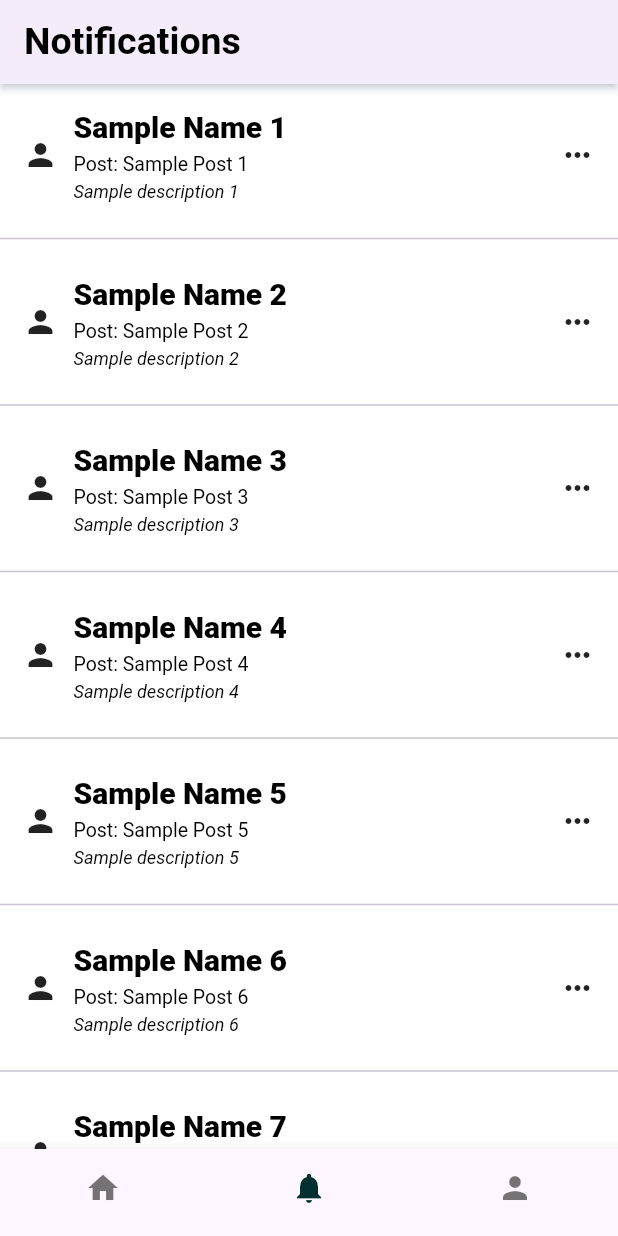
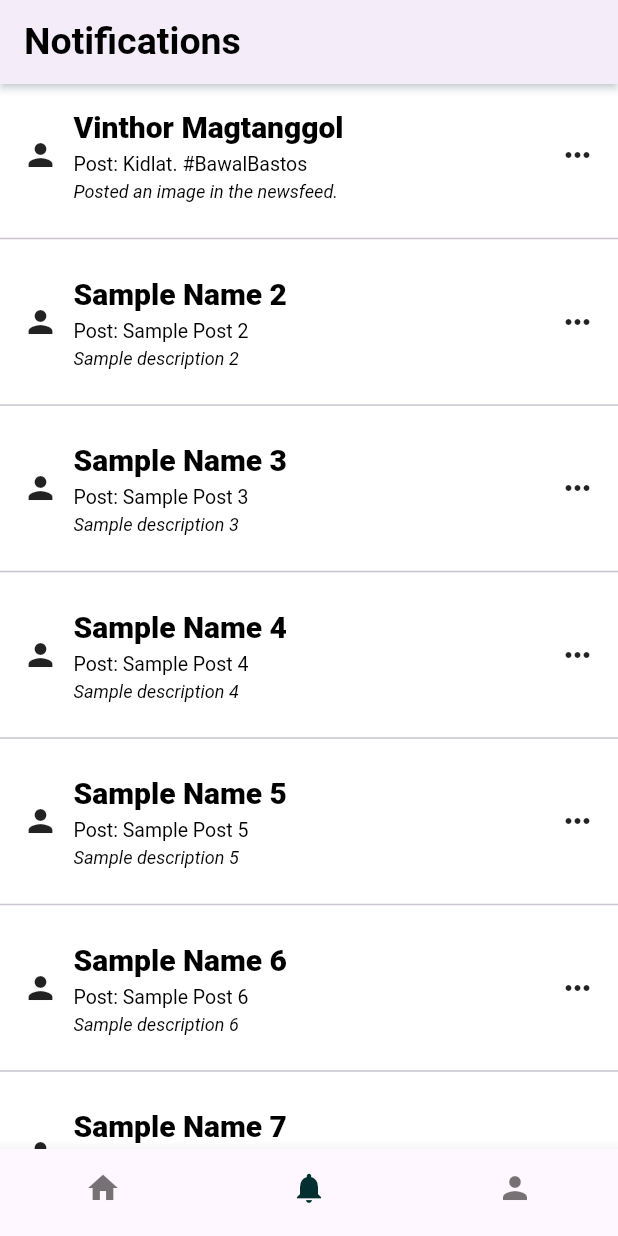
Before and after one commit to jandre2005/villanuevajandre_mobprog, a Flutter app: the screen it shows after launch, swiped to page 2, on a phone screen of 412 x 824 dp. Run offline on Flutter 3.47's test engine with Material 3 defaults, Android fonts, the phone set to English and light mode, and no system bars; our stand-ins replace flutter_screenutil; Roboto replaces fonts that are missing (Frutiger, Klavika).

Commit message:
Update notification examples
Co-authored-by: Copilot <223556219+Copilot@users.noreply.github.com>

```diff
--- a/lib/screens/notification_screen.dart
+++ b/lib/screens/notification_screen.dart
@@ -13,9 +13,9 @@ class NotificationScreen extends StatefulWidget {
 class _NotificationScreenState extends State<NotificationScreen> {
   final List<Map<String, String>> notifications = [
     {
-      'name': 'Sample Name 1',
-      'post': 'Sample Post 1',
-      'description': 'Sample description 1',
+      'name': 'Vinthor Magtanggol',
+      'post': 'Kidlat. #BawalBastos',
+      'description': 'Posted an image in the newsfeed.',
     },
     {
       'name': 'Sample Name 2',
@@ -62,56 +62,6 @@ class _NotificationScreenState extends State<NotificationScreen> {
       'post': 'Sample Post 10',
       'description': 'Sample description 10',
     },
-    {
-      'name': 'Sample Name 11',
-      'post': 'Sample Post 11',
-      'description': 'Sample description 11',
-    },
-    {
-      'name': 'Sample Name 12',
-      'post': 'Sample Post 12',
-      'description': 'Sample description 12',
-    },
-    {
-      'name': 'Sample Name 13',
-      'post': 'Sample Post 13',
-      'description': 'Sample description 13',
-    },
-    {
-      'name': 'Sample Name 14',
-      'post': 'Sample Post 14',
-      'description': 'Sample description 14',
-    },
-    {
-      'name': 'Sample Name 15',
-      'post': 'Sample Post 15',
-      'description': 'Sample description 15',
-    },
-    {
-      'name': 'Sample Name 16',
-      'post': 'Sample Post 16',
-      'description': 'Sample description 16',
-    },
-    {
-      'name': 'Sample Name 17',
-      'post': 'Sample Post 17',
-      'description': 'Sample description 17',
-    },
-    {
-      'name': 'Sample Name 18',
-      'post': 'Sample Post 18',
-      'description': 'Sample description 18',
-    },
-    {
-      'name': 'Sample Name 19',
-      'post': 'Sample Post 19',
-      'description': 'Sample description 19',
-    },
-    {
-      'name': 'Sample Name 20',
-      'post': 'Sample Post 20',
-      'description': 'Sample description 20',
-    },
   ];
 
   @override
```
